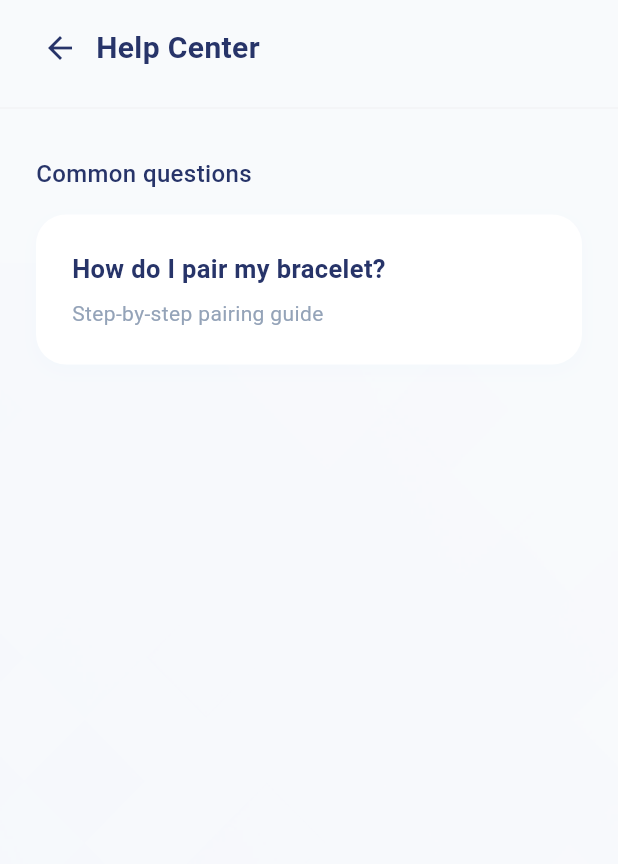
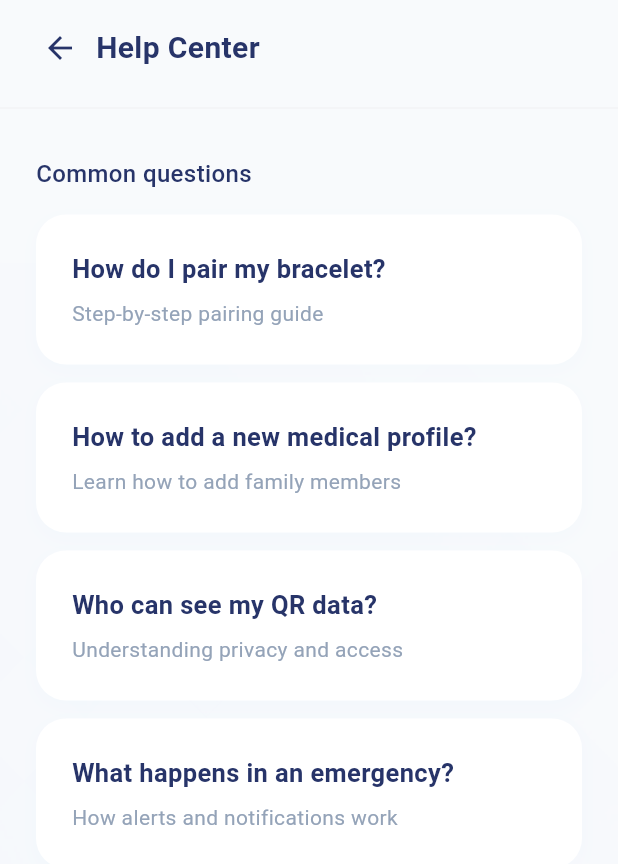
Before and after one commit to maryamessam22-pixel/Qlink-Application, a Flutter app: the HelpCenterPage screen opened directly, on a phone screen of 412 x 824 dp. Shown: the top 864 px of the screen. Run offline on Flutter 3.47's test engine with Material 3 defaults, Android fonts, the phone set to English and light mode, and no system bars; our stand-ins replace dotted_border, flutter_map, google_fonts, image_picker, latlong2, lucide_icons and 3 more; missing offline and left inert: mobile_scanner; accounts and stored records are empty.

```diff
--- a/lib/features/shared/settings/presentation/pages/help_center_page.dart
+++ b/lib/features/shared/settings/presentation/pages/help_center_page.dart
@@ -1,5 +1,4 @@
 import 'package:flutter/material.dart';
-import 'package:lucide_icons/lucide_icons.dart';
 import 'package:q_link/core/state/app_state.dart';
 
 class HelpCenterPage extends StatelessWidget {
@@ -27,7 +26,6 @@ class HelpCenterPage extends StatelessWidget {
               child: Column(
                 crossAxisAlignment: CrossAxisAlignment.start,
                 children: [
-                   // App Bar
                   Padding(
                     padding: const EdgeInsets.symmetric(horizontal: 16, vertical: 8),
                     child: Row(
@@ -48,7 +46,6 @@ class HelpCenterPage extends StatelessWidget {
                     ),
                   ),
                   const Divider(color: Color(0xFFF3F4F6), thickness: 1),
-
                   Expanded(
                     child: ListView(
                       padding: const EdgeInsets.all(24),
@@ -62,40 +59,24 @@ class HelpCenterPage extends StatelessWidget {
                           ),
                         ),
                         const SizedBox(height: 16),
-                        Container(
-                          padding: const EdgeInsets.all(24),
-                          decoration: BoxDecoration(
-                            color: Colors.white,
-                            borderRadius: BorderRadius.circular(20),
-                            boxShadow: [
-                              BoxShadow(
-                                color: Colors.blue.withValues(alpha:0.02),
-                                blurRadius: 10,
-                                offset: const Offset(0, 4),
-                              ),
-                            ],
-                          ),
-                          child: Column(
-                            crossAxisAlignment: CrossAxisAlignment.start,
-                            children: [
-                              Text(
-                                appState.tr('How do I pair my bracelet?', 'كيف يمكنني ربط سواري؟'),
-                                style: const TextStyle(
-                                  fontSize: 17,
-                                  fontWeight: FontWeight.bold,
-                                  color: Color(0xFF273469),
-                                ),
-                              ),
-                              const SizedBox(height: 8),
-                              Text(
-                                appState.tr('Step-by-step pairing guide', 'دليل الربط خطوة بخطوة'),
-                                style: const TextStyle(
-                                  fontSize: 14,
-                                  color: Color(0xFF94A3B8),
-                                ),
-                              ),
-                            ],
-                          ),
+                        _buildFaqItem(
+                          appState.tr('How do I pair my bracelet?', 'كيف يمكنني ربط سواري؟'),
+                          appState.tr('Step-by-step pairing guide', 'دليل الربط خطوة بخطوة'),
+                        ),
+                        const SizedBox(height: 12),
+                        _buildFaqItem(
+                          appState.tr('How to add a new medical profile?', 'كيف أضيف ملف طبي جديد؟'),
+                          appState.tr('Learn how to add family members', 'تعرف على كيفية إضافة أفراد العائلة'),
+                        ),
+                        const SizedBox(height: 12),
+                        _buildFaqItem(
+                          appState.tr('Who can see my QR data?', 'من يمكنه رؤية بيانات الـ QR الخاصة بي؟'),
+                          appState.tr('Understanding privacy and access', 'فهم الخصوصية وصلاحيات الوصول'),
+                        ),
+                        const SizedBox(height: 12),
+                        _buildFaqItem(
+                          appState.tr('What happens in an emergency?', 'ماذا يحدث في حالات الطوارئ؟'),
+                          appState.tr('How alerts and notifications work', 'كيف تعمل التنبيهات والإشعارات'),
                         ),
                       ],
                     ),
@@ -108,4 +89,42 @@ class HelpCenterPage extends StatelessWidget {
       },
     );
   }
+
+  Widget _buildFaqItem(String title, String subtitle) {
+    return Container(
+      padding: const EdgeInsets.all(24),
+      decoration: BoxDecoration(
+        color: Colors.white,
+        borderRadius: BorderRadius.circular(20),
+        boxShadow: [
+          BoxShadow(
+            color: Colors.blue.withValues(alpha: 0.02),
+            blurRadius: 10,
+            offset: const Offset(0, 4),
+          ),
+        ],
+      ),
+      child: Column(
+        crossAxisAlignment: CrossAxisAlignment.start,
+        children: [
+          Text(
+            title,
+            style: const TextStyle(
+              fontSize: 17,
+              fontWeight: FontWeight.bold,
+              color: Color(0xFF273469),
+            ),
+          ),
+          const SizedBox(height: 8),
+          Text(
+            subtitle,
+            style: const TextStyle(
+              fontSize: 14,
+              color: Color(0xFF94A3B8),
+            ),
+          ),
+        ],
+      ),
+    );
+  }
 }
--- a/lib/features/shared/settings/presentation/pages/privacy_policy_page.dart
+++ b/lib/features/shared/settings/presentation/pages/privacy_policy_page.dart
@@ -26,7 +26,6 @@ class PrivacyPolicyPage extends StatelessWidget {
               child: Column(
                 crossAxisAlignment: CrossAxisAlignment.start,
                 children: [
-                  // App Bar
                   Padding(
                     padding: const EdgeInsets.symmetric(horizontal: 16, vertical: 8),
                     child: Row(
@@ -47,7 +46,6 @@ class PrivacyPolicyPage extends StatelessWidget {
                     ),
                   ),
                   const Divider(color: Color(0xFFF3F4F6), thickness: 1),
-
                   Expanded(
                     child: ListView(
                       padding: const EdgeInsets.all(24),
@@ -55,17 +53,22 @@ class PrivacyPolicyPage extends StatelessWidget {
                         _buildSection(
                           appState.tr('Data Collection', 'جمع البيانات'),
                           appState.tr(
-                            'QR Guard collects only essential medical and emergency contact information necessary for emergency response.',
-                            'يجمع QR Guard فقط المعلومات الطبية وجهات اتصال الطوارئ الضرورية للاستجابة لحالات الطوارئ.'
-                          ),
+                              'QR Guard collects only essential medical and emergency contact information necessary for emergency response.',
+                              'يجمع QR Guard فقط المعلومات الطبية وجهات اتصال الطوارئ الضرورية للاستجابة لحالات الطوارئ.'),
                         ),
                         const SizedBox(height: 32),
                         _buildSection(
                           appState.tr('Security', 'الأمان'),
                           appState.tr(
-                            'All data is encrypted using industry-standard 256-bit encryption.',
-                            'يتم تشفير جميع البيانات باستخدام تشفير 256 بت القياسي في الصناعة.'
-                          ),
+                              'All data is encrypted using industry-standard 256-bit encryption.',
+                              'يتم تشفير جميع البيانات باستخدام تشفير 256 بت القياسي في الصناعة.'),
+                        ),
+                        const SizedBox(height: 32),
+                        _buildSection(
+                          appState.tr('Data Sharing', 'مشاركة البيانات'),
+                          appState.tr(
+                              'We do not sell your personal data. It is only shared with authorized medical personnel during an active emergency scan.',
+                              'نحن لا نبيع بياناتك الشخصية. تتم مشاركتها فقط مع الطاقم الطبي المعتمد أثناء حالة الطوارئ الفعلية عند مسح الرمز.'),
                         ),
                       ],
                     ),
```
Also changed, not shown: lib/features/shared/home/presentation/pages/home_page.dart (+1 -59 lines), lib/features/shared/home/presentation/widgets/bottom_nav_widget.dart (+77 -20 lines), lib/features/shared/home/presentation/widgets/video_logo_widget.dart (added, +60 -0 lines), lib/features/shared/map/presentation/pages/map_page.dart (+40 -9 lines).
